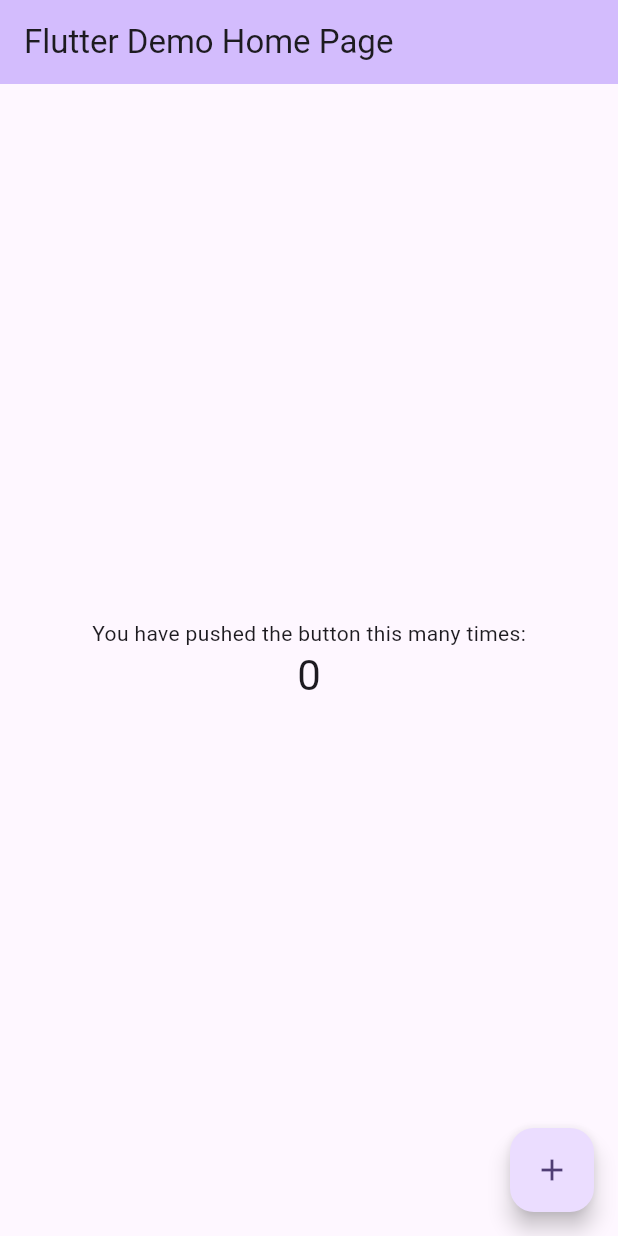
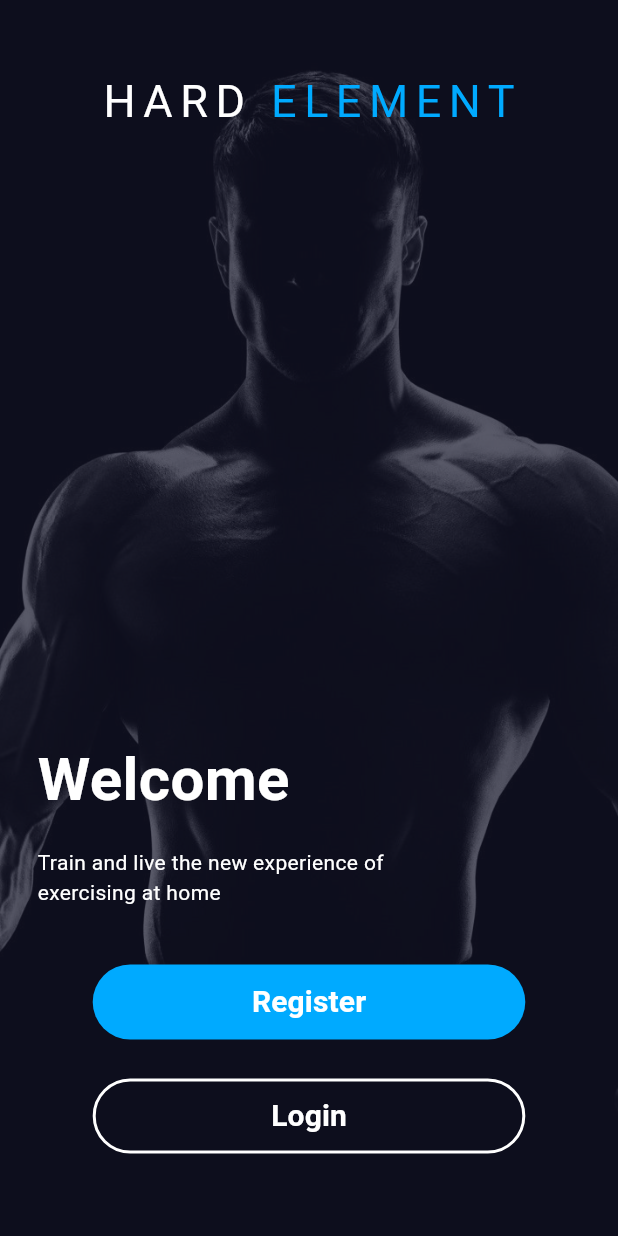
Before and after one commit to samuelmagdy555/Ls-Fitness, a Flutter app: the screen it shows after launch, on a phone screen of 412 x 824 dp. Run offline on Flutter 3.47's test engine with Material 3 defaults, Android fonts, the phone set to English and light mode, and no system bars; our stand-ins replace get; Roboto replaces fonts that are missing (Bebas).

Commit message:
//FirstCommit

```diff
--- /dev/null
+++ b/lib/Featrue/onboarding/View/Screens/Onboarding_Screen.dart
@@ -0,0 +1,125 @@
+import 'package:flutter/material.dart';
+import 'package:get/get.dart';
+import '../../../login/view/Screens/login_screen.dart';
+import '../Widget/colors.dart';
+
+class WelcomeView extends StatelessWidget {
+  const WelcomeView({super.key});
+
+  @override
+  Widget build(BuildContext context) {
+    return Scaffold(
+      backgroundColor: kThirdColor,
+      body: Stack(
+        children: [
+          backgroundImage(),
+          Container(
+            width: Get.width,
+            height: Get.height,
+            color: kThirdColor.withOpacity(0.7),
+            child: Padding(
+              padding: const EdgeInsets.symmetric(horizontal: 25, vertical: 20),
+              child: Column(
+                children: [
+                  const SizedBox(height: 30),
+                  RichText(
+                    text: const TextSpan(
+                      text: 'HARD\t',
+                      style: TextStyle(
+                          fontFamily: "Bebas", fontSize: 30, letterSpacing: 5),
+                      children: <TextSpan>[
+                        TextSpan(
+                          text: 'ELEMENT',
+                          style: TextStyle(color: kFirstColor),
+                        )
+                      ],
+                    ),
+                  ),
+                  const Spacer(),
+                  Align(
+                    alignment: Alignment.centerLeft,
+                    child: Column(
+                      crossAxisAlignment: CrossAxisAlignment.start,
+                      children: const [
+                        Text(
+                          "Welcome",
+                          style: TextStyle(
+                            fontSize: 40,
+                            color: Colors.white,
+                            fontWeight: FontWeight.bold,
+                          ),
+                        ),
+                        SizedBox(height: 17),
+                        Text(
+                          "Train and live the new experience of \nexercising at home",
+                          style: TextStyle(color: Colors.white),
+                        )
+                      ],
+                    ),
+                  ),
+                  const SizedBox(height: 30),
+                  TextButton(
+                    onPressed: () => Get.to(const LoginView()),
+                    child: Container(
+                      decoration: BoxDecoration(
+                        borderRadius: BorderRadius.circular(25),
+                        color: kFirstColor,
+                      ),
+                      height: 50,
+                      width: Get.width * 0.7,
+                      child: const Center(
+                        child: Text(
+                          "Register",
+                          style: TextStyle(
+                            color: Colors.white,
+                            fontSize: 20,
+                            fontWeight: FontWeight.bold,
+                          ),
+                        ),
+                      ),
+                    ),
+                  ),
+                  const SizedBox(height: 10),
+                  TextButton(
+                    onPressed: () => Get.to(const LoginView()),
+                    child: Container(
+                      decoration: BoxDecoration(
+                        borderRadius: BorderRadius.circular(25),
+                        color: Colors.transparent,
+                        border: Border.all(width: 2, color: Colors.white),
+                      ),
+                      height: 50,
+                      width: Get.width * 0.7,
+                      child: const Center(
+                        child: Text(
+                          "Login",
+                          style: TextStyle(
+                            color: Colors.white,
+                            fontSize: 20,
+                            fontWeight: FontWeight.bold,
+                          ),
+                        ),
+                      ),
+                    ),
+                  ),
+                  const SizedBox(height: 27),
+                ],
+              ),
+            ),
+          ),
+        ],
+      ),
+    );
+  }
+
+  Container backgroundImage() {
+    return Container(
+      decoration: const BoxDecoration(
+        image: DecorationImage(
+          image: AssetImage("assets/images/9.jpg"),
+          fit: BoxFit.cover,
+        ),
+      ),
+    );
+  }
+}
--- /dev/null
+++ b/lib/Featrue/onboarding/View/Widget/colors.dart
@@ -0,0 +1,6 @@
+import 'package:flutter/material.dart';
+
+const kFirstColor = Color(0xFF00aaff);
+const kSecondColor = Color(0xFF232441);
+const kThirdColor = Color(0xFF131429);
+const kAppBarBackgroundColor = Color(0xFF252638);
--- a/lib/main.dart
+++ b/lib/main.dart
@@ -1,4 +1,7 @@
 import 'package:flutter/material.dart';
+import 'package:get/get_navigation/src/root/get_material_app.dart';
+
+import 'Featrue/Splash/View/Splash_Screen.dart';
 
 void main() {
   runApp(const MyApp());
@@ -10,116 +13,14 @@
   // This widget is the root of your application.
   @override
   Widget build(BuildContext context) {
-    return MaterialApp(
+    return GetMaterialApp(
       title: 'Flutter Demo',
       theme: ThemeData(
-        // This is the theme of your application.
-        //
-        // TRY THIS: Try running your application with "flutter run". You'll see
-        // the application has a purple toolbar. Then, without quitting the app,
-        // try changing the seedColor in the colorScheme below to Colors.green
-        // and then invoke "hot reload" (save your changes or press the "hot
-        // reload" button in a Flutter-supported IDE, or press "r" if you used
-        // the command line to start the app).
-        //
-        // Notice that the counter didn't reset back to zero; the application
-        // state is not lost during the reload. To reset the state, use hot
-        // restart instead.
-        //
-        // This works for code too, not just values: Most code changes can be
-        // tested with just a hot reload.
         colorScheme: ColorScheme.fromSeed(seedColor: Colors.deepPurple),
         useMaterial3: true,
       ),
-      home: const MyHomePage(title: 'Flutter Demo Home Page'),
+      debugShowCheckedModeBanner: false,
+      home: SplashScreen() ,
     );
   }
 }
-
-class MyHomePage extends StatefulWidget {
-  const MyHomePage({super.key, required this.title});
-
-  // This widget is the home page of your application. It is stateful, meaning
-  // that it has a State object (defined below) that contains fields that affect
-  // how it looks.
-
-  // This class is the configuration for the state. It holds the values (in this
-  // case the title) provided by the parent (in this case the App widget) and
-  // used by the build method of the State. Fields in a Widget subclass are
-  // always marked "final".
-
-  final String title;
-
-  @override
-  State<MyHomePage> createState() => _MyHomePageState();
-}
-
-class _MyHomePageState extends State<MyHomePage> {
-  int _counter = 0;
-
-  void _incrementCounter() {
-    setState(() {
-      // This call to setState tells the Flutter framework that something has
-      // changed in this State, which causes it to rerun the build method below
-      // so that the display can reflect the updated values. If we changed
-      // _counter without calling setState(), then the build method would not be
-      // called again, and so nothing would appear to happen.
-      _counter++;
-    });
-  }
-
-  @override
-  Widget build(BuildContext context) {
-    // This method is rerun every time setState is called, for instance as done
-    // by the _incrementCounter method above.
-    //
-    // The Flutter framework has been optimized to make rerunning build methods
-    // fast, so that you can just rebuild anything that needs updating rather
-    // than having to individually change instances of widgets.
-    return Scaffold(
-      appBar: AppBar(
-        // TRY THIS: Try changing the color here to a specific color (to
-        // Colors.amber, perhaps?) and trigger a hot reload to see the AppBar
-        // change color while the other colors stay the same.
-        backgroundColor: Theme.of(context).colorScheme.inversePrimary,
-        // Here we take the value from the MyHomePage object that was created by
-        // the App.build method, and use it to set our appbar title.
-        title: Text(widget.title),
-      ),
-      body: Center(
-        // Center is a layout widget. It takes a single child and positions it
-        // in the middle of the parent.
-        child: Column(
-          // Column is also a layout widget. It takes a list of children and
-          // arranges them vertically. By default, it sizes itself to fit its
-          // children horizontally, and tries to be as tall as its parent.
-          //
-          // Column has various properties to control how it sizes itself and
-          // how it positions its children. Here we use mainAxisAlignment to
-          // center the children vertically; the main axis here is the vertical
-          // axis because Columns are vertical (the cross axis would be
-          // horizontal).
-          //
-          // TRY THIS: Invoke "debug painting" (choose the "Toggle Debug Paint"
-          // action in the IDE, or press "p" in the console), to see the
-          // wireframe for each widget.
-          mainAxisAlignment: MainAxisAlignment.center,
-          children: <Widget>[
-            const Text(
-              'You have pushed the button this many times:',
-            ),
-            Text(
-              '$_counter',
-              style: Theme.of(context).textTheme.headlineMedium,
-            ),
-          ],
-        ),
-      ),
-      floatingActionButton: FloatingActionButton(
-        onPressed: _incrementCounter,
-        tooltip: 'Increment',
-        child: const Icon(Icons.add),
-      ), // This trailing comma makes auto-formatting nicer for build methods.
-    );
-  }
-}
```
Also changed, not shown: lib/Featrue/Splash/View/Splash_Screen.dart (added, +44 -0 lines), lib/Featrue/login/view/Screens/login_screen.dart (added, +222 -0 lines), lib/Featrue/onboarding/View/Widget/Text.dart (added, +61 -0 lines), lib/Featrue/onboarding/View/Widget/components.dart (added, +12 -0 lines), pubspec.yaml (+11 -2 lines), assets/images/12.jpg (added), assets/images/9.jpg (added), assets/images/LogoLs.png (added), lib/Core/DataBase/Local_database/cach_helper.dart (added), lib/Core/DataBase/remote_database/DioHelper.dart (added), lib/Core/DataBase/remote_database/EndPoints.dart (added), pubspec.lock, 6 other files.
